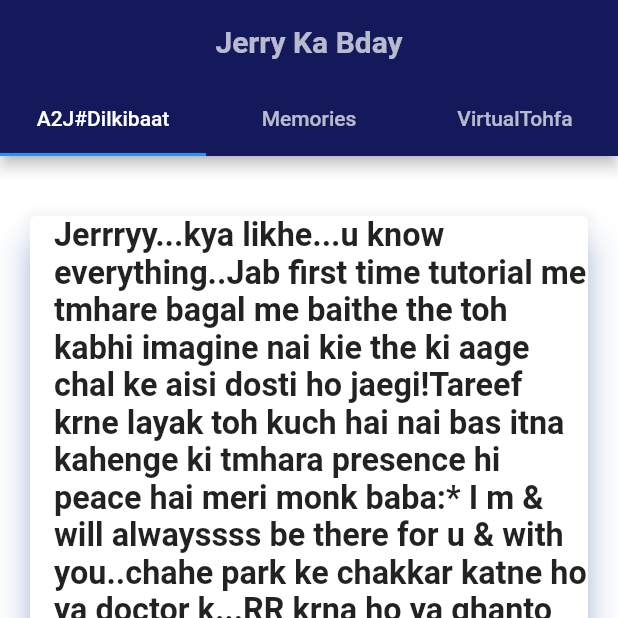
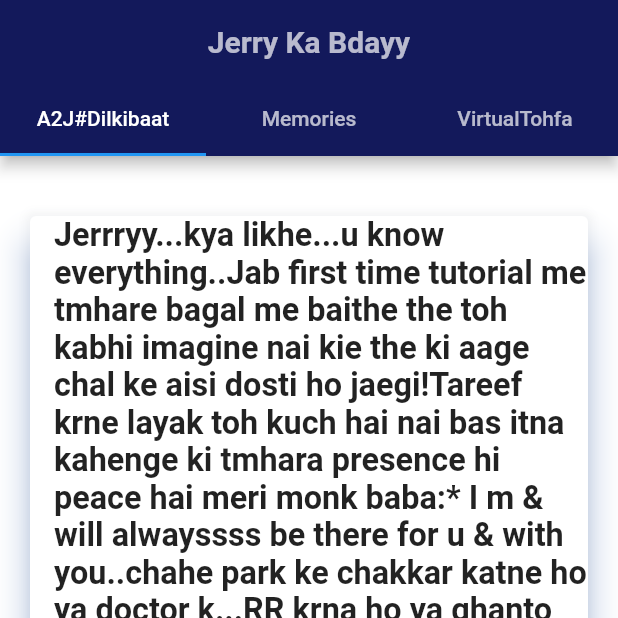
Before and after one commit to khetan15/JerryApp, a Flutter app: the screen it shows after launch, after a tap on the "play circle outline" icon, on a phone screen of 412 x 824 dp, the top half of it. Run offline on Flutter 3.47's test engine with Material 2 defaults, Android fonts, the phone set to English and light mode, and no system bars; our stand-ins replace confetti, flutter_custom_clippers, flutter_icons, video_player.

```diff
--- a/lib/NextScreen.dart
+++ b/lib/NextScreen.dart
@@ -30,7 +30,7 @@ class NextScreen extends StatelessWidget {
             centerTitle: true,
 
             title: Text(
-              "Jerry Ka Bday",
+              "Jerry Ka Bdayy",
               style: TextStyle(
                 fontWeight: FontWeight.bold,
                 color: Colors.white70,
```
